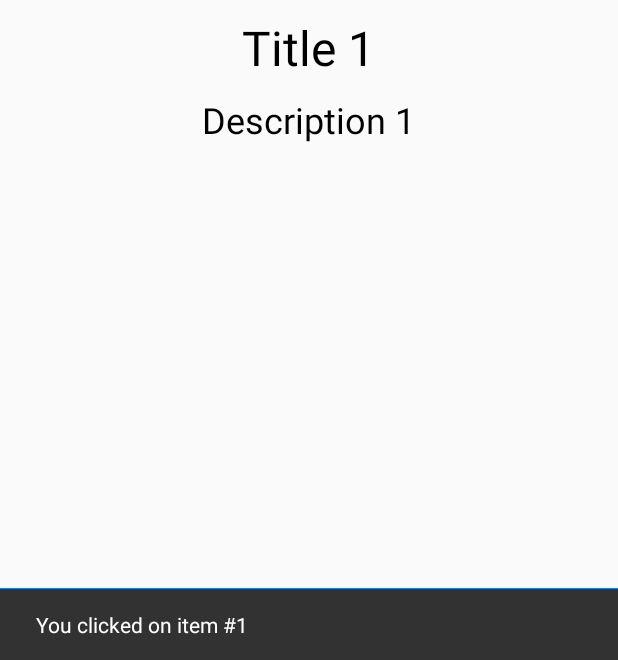
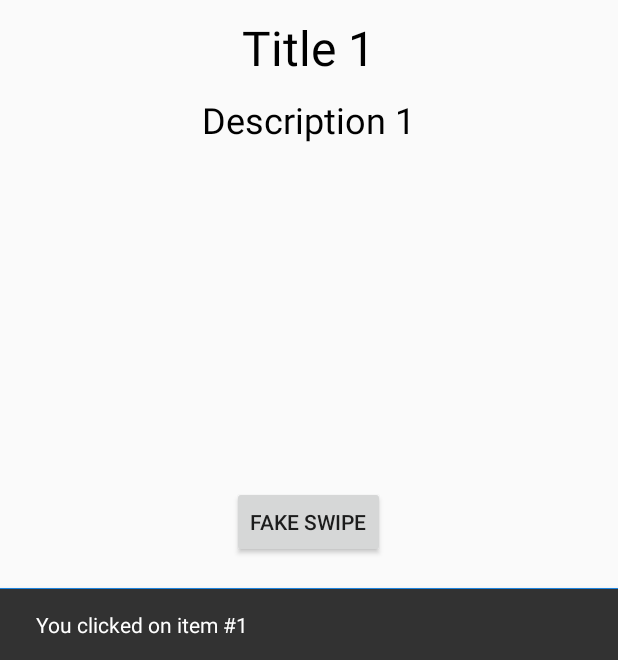
Before and after one commit to hanselgunawan/ViewPager2-Android, an Android app: the screen it shows after launch (MainActivity), after a tap on an icon or button, on a phone screen of 412 x 824 dp, the part 576-1236 px from its top. Run offline under Robolectric (Android 15) with nearby library versions, the phone set to English and light mode, and no system bars; libraries missing offline, so code that uses them is left out: me.relex.circleindicator; plain views replace CircleIndicator3; 2 statements that could not run were skipped.

Commit message:
added fakeDrag

```diff
--- a/app/src/main/res/layout/activity_main.xml
+++ b/app/src/main/res/layout/activity_main.xml
@@ -21,5 +21,14 @@
         android:layout_centerInParent="true"
         android:layout_above="@+id/circle_indicator" />
 
+    <Button
+        android:id="@+id/btn_fake_swipe"
+        android:layout_width="wrap_content"
+        android:layout_height="wrap_content"
+        android:layout_centerHorizontal="true"
+        android:text="@string/fake_swipe_string"
+        android:layout_above="@+id/circle_indicator"
+        android:layout_marginBottom="20dp" />
+
 
 </RelativeLayout>
--- a/app/src/main/res/values/strings.xml
+++ b/app/src/main/res/values/strings.xml
@@ -2,4 +2,5 @@
     <string name="app_name">ViewPager2Demo</string>
     <string name="title_text_string">Title Text</string>
     <string name="description_text_string">Description Text</string>
+    <string name="fake_swipe_string">Fake Swipe</string>
 </resources>
```
Also changed, not shown: app/src/main/java/com/hanseltritama/viewpager2demo/MainActivity.kt (+9 -0 lines).
